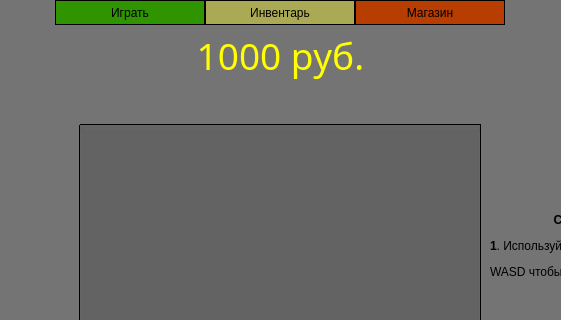
Before: the Qt Designer form src/MazeWindow.ui in Leksusmart/Maze_Case, drawn with Qt 5; both pictures show x 120 to 681 and y 0 to 320 of the 800 by 600 pixel window.
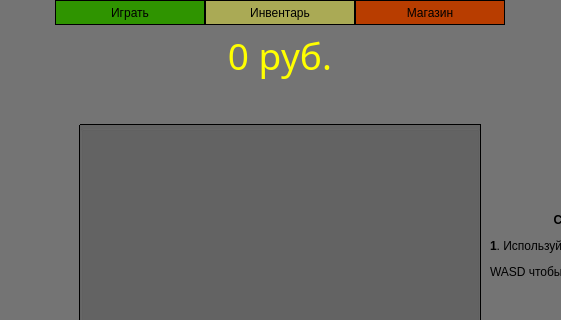
After: the same form once the commit is applied. Icons and pictures are not drawn.

```diff
--- a/src/MazeWindow.ui
+++ b/src/MazeWindow.ui
@@ -969,7 +969,7 @@
      <rect>
       <x>200</x>
       <y>30</y>
-      <width>401</width>
+      <width>400</width>
       <height>50</height>
      </rect>
     </property>
@@ -986,7 +986,7 @@
      <string notr="true">color: rgb(255, 255, 0);</string>
     </property>
     <property name="text">
-     <string>1000 руб.</string>
+     <string>0 руб.</string>
     </property>
     <property name="alignment">
      <set>Qt::AlignmentFlag::AlignCenter</set>
```
Left out of the diff: 45 changed lines with no effect on the pictures.
